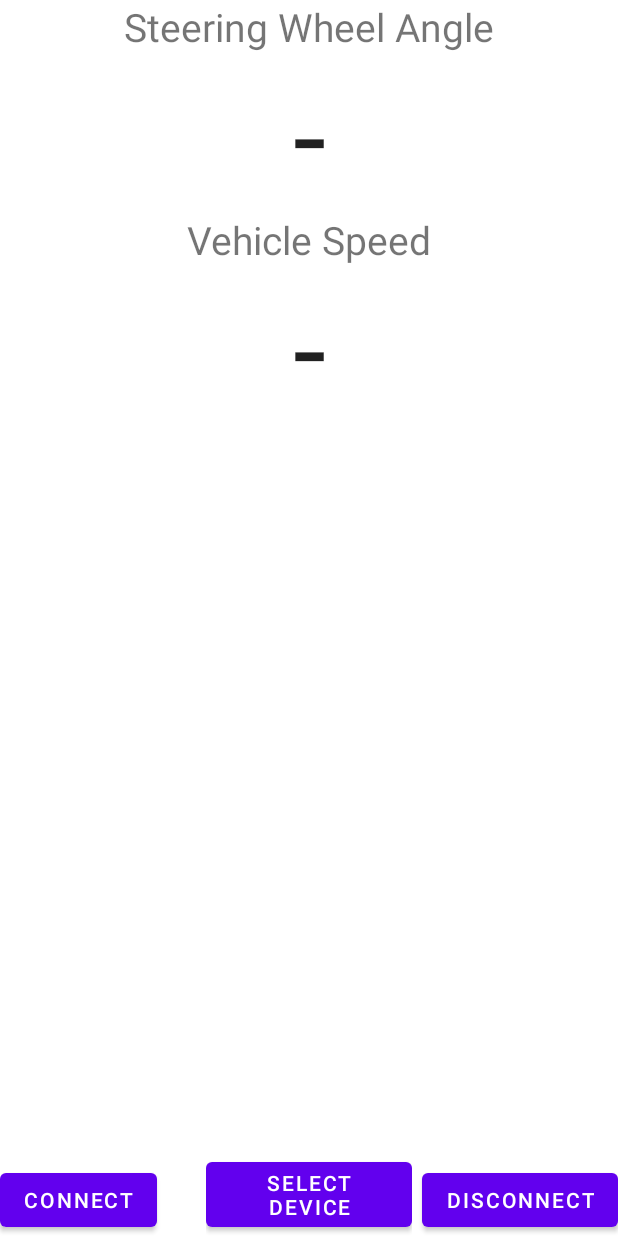
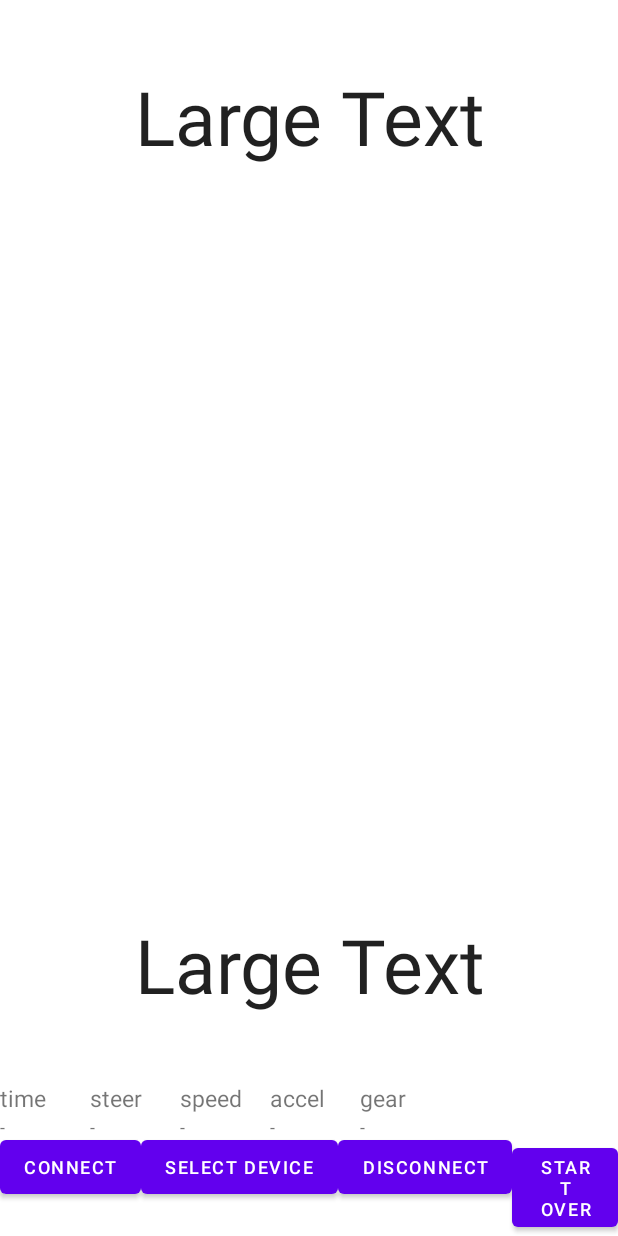
Before and after one commit to diafygi/ppark, an Android app: the layout main.xml on its own in the app's theme, with its tools: preview values and no code run, on a phone screen of 412 x 824 dp. Run offline under Robolectric (Android 15) with nearby library versions, the phone set to English and light mode, and no system bars.

Commit message:
added debugging lines and layout for content area

```diff
--- a/AndroidBluetoothClient_AndroidStudio/app/src/main/res/layout/main.xml
+++ b/AndroidBluetoothClient_AndroidStudio/app/src/main/res/layout/main.xml
@@ -3,46 +3,158 @@
     android:orientation="vertical"
     android:layout_width="fill_parent"
     android:layout_height="fill_parent"
+    android:weightSum="1"
+    android:gravity="bottom">
+
+    <LinearLayout
+        android:orientation="vertical"
+        android:layout_width="fill_parent"
+        android:layout_height="0dip"
+        android:layout_weight="1"
+        android:id="@+id/content"
         android:weightSum="1">
 
         <TextView
             android:layout_width="fill_parent"
             android:layout_height="wrap_content"
-    android:gravity="center"
-    android:text="@string/label_signalName1"
-    android:textSize="26sp" />
+            android:textAppearance="?android:attr/textAppearanceLarge"
+            android:text="Large Text"
+            android:id="@+id/top_content"
+            android:layout_weight="0.15"
+            android:gravity="center_vertical|center_horizontal"
+            android:textSize="50dip"
+            android:longClickable="false" />
 
-<TextView android:textAppearance="?android:attr/textAppearanceLarge" android:layout_width="fill_parent" android:gravity="center" android:id="@+id/textView_signal1" android:text="-" android:layout_height="wrap_content" android:textSize="80sp"></TextView>
+        <ImageView
+            android:layout_width="fill_parent"
+            android:layout_height="0dip"
+            android:id="@+id/imageView"
+            android:layout_weight="0.7" />
 
         <TextView
             android:layout_width="fill_parent"
             android:layout_height="wrap_content"
-        android:gravity="center"
-        android:text="@string/label_signalName2"
-        android:textSize="26sp"
-        android:id="@+id/textView" />
+            android:textAppearance="?android:attr/textAppearanceLarge"
+            android:text="Large Text"
+            android:id="@+id/bottom_content"
+            android:gravity="center_vertical|center_horizontal"
+            android:layout_weight="0.15"
+            android:textSize="50dip" />
+    </LinearLayout>
+
+    <LinearLayout
+        android:orientation="horizontal"
+        android:layout_width="fill_parent"
+        android:layout_height="wrap_content"
+        android:weightSum="1"
+        android:gravity="fill_horizontal"
+        android:id="@+id/headers"
+        android:layout_weight="1">
 
         <TextView
-        android:textAppearance="?android:attr/textAppearanceLarge"
+            android:layout_width="60dp"
+            android:layout_height="fill_parent"
+            android:text="time"
+            android:id="@+id/h1_time"
+            android:textSize="15dip"
+            android:nestedScrollingEnabled="true" />
+
+        <TextView
+            android:layout_width="60dp"
+            android:layout_height="fill_parent"
+            android:text="steer"
+            android:id="@+id/h1_steer"
+            android:textSize="15dip"
+            android:phoneNumber="false" />
+
+        <TextView
+            android:layout_width="60dp"
+            android:layout_height="fill_parent"
+            android:text="speed"
+            android:id="@+id/h1_speed"
+            android:textSize="15dip" />
+
+        <TextView
+            android:layout_width="60dp"
+            android:layout_height="fill_parent"
+            android:text="accel"
+            android:id="@+id/h1_accel"
+            android:textSize="15dip" />
+
+        <TextView
+            android:layout_width="60dp"
+            android:layout_height="fill_parent"
+            android:text="gear"
+            android:id="@+id/h1_gear"
+            android:textSize="15dip" />
+    </LinearLayout>
+
+    <LinearLayout
+        android:orientation="horizontal"
         android:layout_width="fill_parent"
-        android:gravity="center"
-        android:id="@+id/textView_signal2"
+        android:layout_height="wrap_content"
+        android:weightSum="1"
+        android:gravity="fill_horizontal"
+        android:id="@+id/debug"
+        android:layout_weight="1">
+
+        <TextView
+            android:layout_width="60dp"
+            android:layout_height="fill_parent"
             android:text="-"
+            android:id="@+id/timestamp"
+            android:textSize="12dip" />
+
+        <TextView
+            android:layout_width="60dp"
+            android:layout_height="fill_parent"
+            android:text="-"
+            android:id="@+id/steering"
+            android:textSize="12dip" />
+
+        <TextView
+            android:layout_width="60dp"
+            android:layout_height="fill_parent"
+            android:text="-"
+            android:id="@+id/speed"
+            android:textSize="12dip" />
+
+        <TextView
+            android:layout_width="60dp"
+            android:layout_height="fill_parent"
+            android:text="-"
+            android:id="@+id/acceleration"
+            android:textSize="12dip" />
+
+        <TextView
+            android:layout_width="60dp"
+            android:layout_height="fill_parent"
+            android:text="-"
+            android:id="@+id/gear"
+            android:textSize="12dip" />
+
+    </LinearLayout>
+
+    <LinearLayout android:layout_width="fill_parent" android:id="@+id/menu" android:orientation="horizontal" android:layout_height="wrap_content"
+        android:layout_weight="1">
+
+        <Button android:layout_height="wrap_content" android:id="@+id/button_connect" android:text="Connect" android:layout_width="wrap_content"
+            android:textSize="12dip"
+            android:layout_gravity="bottom"></Button>
+
+        <Button android:layout_height="wrap_content" android:id="@+id/button_select" android:text="Select Device" android:layout_width="wrap_content" android:layout_gravity="bottom"
+            android:textSize="12dip"></Button>
+
+        <Button android:layout_height="wrap_content" android:id="@+id/button_disconnect" android:text="Disconnect" android:layout_width="wrap_content" android:layout_gravity="bottom"
+            android:textSize="12dip"></Button>
+
+        <Button
             android:layout_height="wrap_content"
-        android:textSize="80sp" />
-
-    <LinearLayout android:layout_width="fill_parent" android:id="@+id/linearLayout2" android:orientation="vertical" android:layout_height="fill_parent">
-    <LinearLayout android:layout_width="fill_parent" android:id="@+id/linearLayout1" android:orientation="horizontal" android:layout_height="fill_parent">
-        <LinearLayout android:gravity="left" android:layout_width="0dp" android:id="@+id/linearLayout3" android:layout_weight="1" android:layout_height="fill_parent">
-            <Button android:layout_height="wrap_content" android:id="@+id/button_connect" android:text="@string/button_connect" android:layout_width="wrap_content" android:layout_gravity="bottom"></Button>
-        </LinearLayout>
-        <LinearLayout android:gravity="center_horizontal" android:layout_width="0dp" android:id="@+id/linearLayout4" android:layout_weight="1" android:layout_height="fill_parent">
-            <Button android:layout_height="wrap_content" android:id="@+id/button_select" android:text="@string/button_selectDevice" android:layout_width="wrap_content" android:layout_gravity="bottom"></Button>
-        </LinearLayout>
-        <LinearLayout android:gravity="right" android:layout_width="0dp" android:id="@+id/linearLayout5" android:layout_weight="1" android:layout_height="fill_parent">
-            <Button android:layout_height="wrap_content" android:id="@+id/button_disconnect" android:text="@string/button_disconnect" android:layout_width="wrap_content" android:layout_gravity="bottom"></Button>
-        </LinearLayout>
+            android:id="@+id/button_startover"
+            android:text="Start Over"
+            android:layout_width="wrap_content"
+            android:layout_gravity="bottom"
+            android:textSize="12dip" />
     </LinearLayout>
 
 </LinearLayout>
-</LinearLayout>
--- a/AndroidBluetoothClient_AndroidStudio/app/src/main/res/values/strings.xml
+++ b/AndroidBluetoothClient_AndroidStudio/app/src/main/res/values/strings.xml
@@ -1,10 +1,5 @@
 <?xml version="1.0" encoding="utf-8"?>
 <resources>
-    <string name="app_name">Sample</string>
-    <string name="label_signalName1">Steering Wheel Angle</string>
-    <string name="label_signalName2">Vehicle Speed</string>
-    <string name="button_connect">Connect</string>
-    <string name="button_disconnect">Disconnect</string>
-    <string name="button_selectDevice">Select Device</string>
+    <string name="app_name">PPark</string>
     <string name="title_pairedDevices">Paired Devices</string>
 </resources>
```
Also changed, not shown: AndroidBluetoothClient_AndroidStudio/app/src/main/java/com/example/sample/SampleActivity.java (+65 -43 lines). Lines whose indentation alone changed are shown as unchanged.
